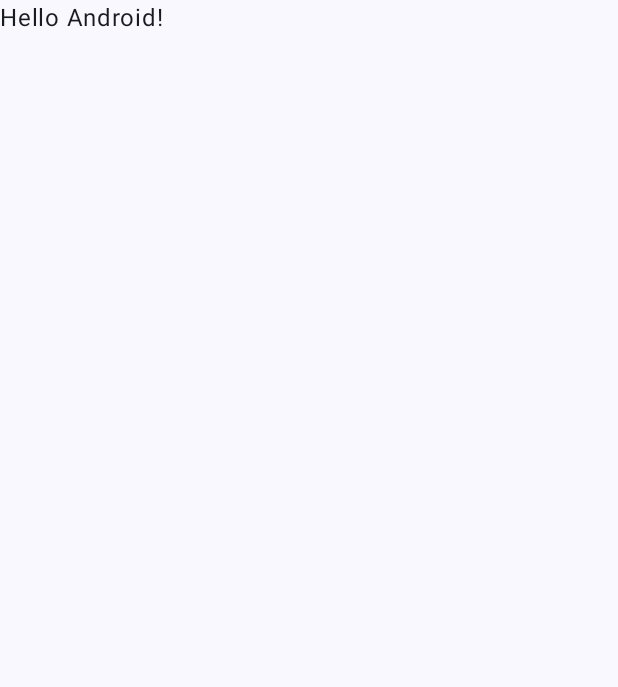
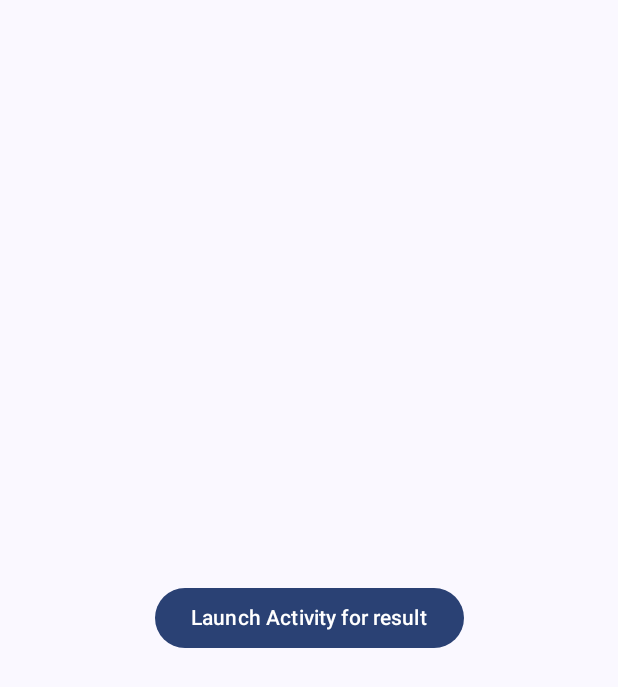
Before and after one commit to philipplackner/AndroidInternals, an Android app built with Jetpack Compose: the screen it shows after launch (MainActivity), on a phone screen of 412 x 824 dp. Before the commit the part shown is almost empty. Shown: the top 687 px of the screen. Run offline under Robolectric (Android 15) with nearby library versions, the phone set to English and light mode, and no system bars.

Commit message:
Activity result API demo

```diff
--- a/app/src/main/java/com/plcoding/androidinternals/MainActivity.kt
+++ b/app/src/main/java/com/plcoding/androidinternals/MainActivity.kt
@@ -1,14 +1,25 @@
 package com.plcoding.androidinternals
 
+import android.content.Context
+import android.content.Intent
 import android.os.Bundle
 import androidx.activity.ComponentActivity
+import androidx.activity.compose.rememberLauncherForActivityResult
 import androidx.activity.compose.setContent
 import androidx.activity.enableEdgeToEdge
+import androidx.activity.result.contract.ActivityResultContract
+import androidx.activity.result.contract.ActivityResultContracts
 import androidx.compose.foundation.layout.fillMaxSize
 import androidx.compose.foundation.layout.padding
+import androidx.compose.foundation.layout.wrapContentSize
+import androidx.compose.material3.Button
 import androidx.compose.material3.Scaffold
 import androidx.compose.material3.Text
 import androidx.compose.runtime.Composable
+import androidx.compose.runtime.getValue
+import androidx.compose.runtime.mutableStateOf
+import androidx.compose.runtime.remember
+import androidx.compose.runtime.setValue
 import androidx.compose.ui.Modifier
 import androidx.compose.ui.tooling.preview.Preview
 import com.plcoding.androidinternals.ui.theme.AndroidInternalsTheme
@@ -20,13 +31,40 @@ class MainActivity : ComponentActivity() {
         setContent {
             AndroidInternalsTheme {
                 Scaffold(modifier = Modifier.fillMaxSize()) { innerPadding ->
-                    Greeting(
-                        name = "Android",
-                        modifier = Modifier.padding(innerPadding)
-                    )
+                    var greeting by remember {
+                        mutableStateOf<String?>(null)
+                    }
+                    val launcher = rememberLauncherForActivityResult(
+                        contract = GreetMeContract
+                    ) { result ->
+                        greeting = result
+                    }
+                    Button(
+                        onClick = {
+                            launcher.launch(Unit)
+                        },
+                        modifier = Modifier
+                            .fillMaxSize()
+                            .padding(innerPadding)
+                            .wrapContentSize()
+                    ) {
+                        Text(text = greeting ?: "Launch Activity for result")
+                    }
                 }
             }
         }
+    }
+}
+
+object GreetMeContract: ActivityResultContract<Unit, String?>() {
+    override fun createIntent(context: Context, input: Unit): Intent {
+        return Intent("com.plcoding.ACTION_GREET_ME").apply {
+            `package` = "com.plcoding.androidinternals2"
+        }
+    }
+
+    override fun parseResult(resultCode: Int, intent: Intent?): String? {
+        return intent?.getStringExtra("greeting")
     }
 }
 
```
